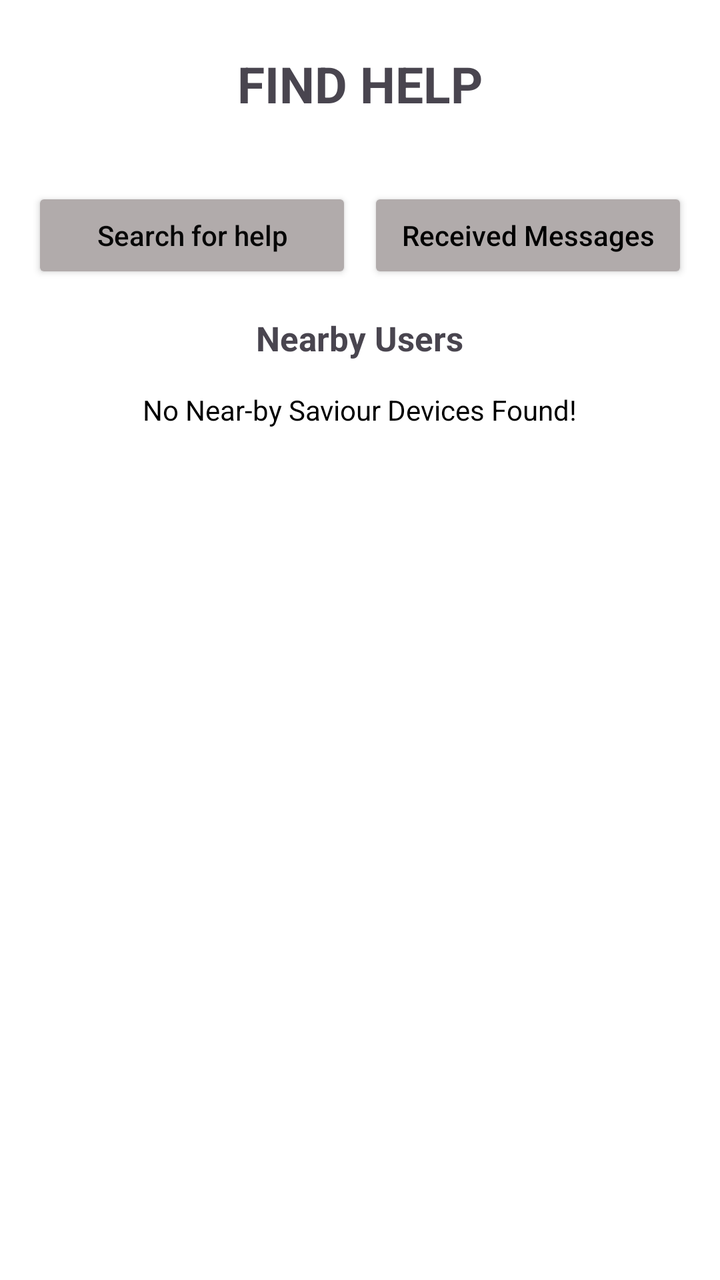
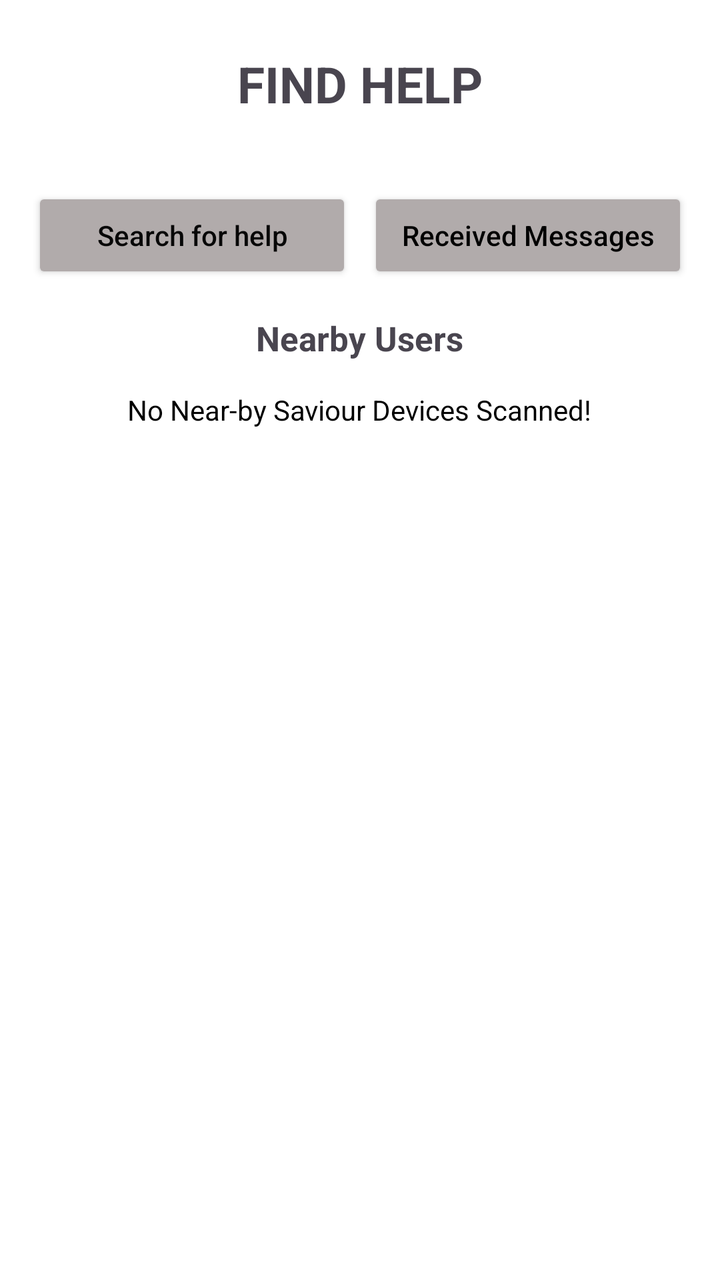

Before-and-after screenshots of an Android layout around one commit, followed by the original layout XML and the change that was made.
<!-- AndroidManifest.xml: application theme Theme.SavMed -->
<!-- res/layout/fragment_nearbyhelp.xml -->
<?xml version="1.0" encoding="utf-8"?>
<layout xmlns:android="http://schemas.android.com/apk/res/android"
    xmlns:tools="http://schemas.android.com/tools"
    xmlns:bind="http://schemas.android.com/tools"
    xmlns:app="http://schemas.android.com/apk/res-auto">

    <data>
        <import type="android.view.View" />
        <variable
            name="viewModel"
            type="mu.location.savmed.bluetooth.bluetoothClassic.uiModel.BluetoothViewModel" />
    </data>

    <FrameLayout
        android:layout_width="match_parent"
        android:layout_height="match_parent"
        tools:context=".bluetooth.NearbyFragment">

        <TextView
            android:id="@+id/registration_status"
            android:layout_width="wrap_content"
            android:layout_height="wrap_content"
            android:layout_gravity="center_horizontal"
            android:gravity="top"/>


        <RelativeLayout
            android:id="@+id/call_layout"
            android:layout_width="match_parent"
            android:layout_height="match_parent"
            android:layout_marginTop="25dp"
            android:gravity="center"
            android:orientation="vertical"
            android:visibility="visible">

            <TextView
                android:id="@+id/heading_nearbyhelp"
                android:layout_width="match_parent"
                android:layout_height="wrap_content"
                android:text="FIND HELP"
                android:gravity="center"
                android:textStyle="bold"
                android:textSize="25dp">


            </TextView>


            <TextView
                android:id="@+id/call_status"
                android:layout_width="match_parent"
                android:layout_height="wrap_content"
                android:layout_below="@id/heading_nearbyhelp"
                android:layout_alignParentRight="true"
                android:gravity="center" />

            <LinearLayout
                android:id="@+id/linearLayout1"
                android:layout_width="match_parent"
                android:layout_height="wrap_content"
                android:layout_below="@+id/call_status"
                android:layout_alignParentBottom="true"
                android:gravity="center_horizontal"
                android:orientation="vertical"
                android:weightSum="2">

                <LinearLayout
                    android:layout_width="match_parent"
                    android:layout_height="wrap_content"
                    android:orientation="horizontal"
                    android:layout_alignParentBottom="true"
                    android:padding="16dp">


                    <Button
                        android:id="@+id/searchForHelp"
                        android:layout_width="0dp"
                        android:layout_height="wrap_content"
                        android:layout_marginEnd="8dp"
                        android:layout_weight="1"
                        android:backgroundTint="#B1ABAB"
                        android:text="Search for help"
                        android:textAllCaps="false"
                        android:textColor="#070707"
                        app:cornerRadius="5dp" />


                    <Button
                        android:id="@+id/messages"
                        android:layout_width="0dp"
                        android:layout_height="wrap_content"
                        android:layout_weight="1"
                        android:backgroundTint="#B1ABAB"
                        android:text="Received Messages"
                        android:textAllCaps="false"
                        android:textColor="#000000"
                        app:cornerRadius="5dp" />


                </LinearLayout>

                <TextView
                    android:layout_width="wrap_content"
                    android:layout_height="wrap_content"
                    android:text="Nearby Users"
                    android:textStyle="bold"
                    android:textSize="17dp">

                </TextView>

                <TextView
                    android:id="@+id/sttTv"
                    android:layout_width="wrap_content"
                    android:layout_height="wrap_content"
                    android:layout_marginTop="15dp"
                    android:layout_marginBottom="15dp"
                    android:text="No Near-by Saviour Devices Found!"
                    android:textColor="@color/black" />

                <androidx.constraintlayout.widget.ConstraintLayout
                    android:layout_width="match_parent"
                    android:layout_height="wrap_content">

                    <androidx.recyclerview.widget.RecyclerView
                        android:id="@+id/rvMain"
                        android:layout_marginTop="70dp"
                        android:layout_width="match_parent"
                        android:layout_height="match_parent"
                        tools:listitem="@layout/item_nearbyuser" />

                </androidx.constraintlayout.widget.ConstraintLayout>

                <RelativeLayout
                    android:layout_width="match_parent"
                    android:layout_height="match_parent"
                    android:layout_gravity="bottom">








                </RelativeLayout>

            </LinearLayout>


        </RelativeLayout>

    </FrameLayout>
</layout>
<!-- res/layout/item_nearbyuser.xml (included above) -->
<?xml version="1.0" encoding="utf-8"?>
<androidx.cardview.widget.CardView xmlns:android="http://schemas.android.com/apk/res/android"
    xmlns:app="http://schemas.android.com/apk/res-auto"
    xmlns:tools="http://schemas.android.com/tools"
    android:layout_width="match_parent"
    android:layout_height="wrap_content"
    android:layout_margin="6dp"
    app:cardCornerRadius="8dp"
    app:cardElevation="8dp">

    <androidx.constraintlayout.widget.ConstraintLayout
        android:layout_width="match_parent"
        android:layout_height="wrap_content"
        android:paddingStart="16dp"
        android:paddingTop="8dp"
        android:paddingBottom="8dp">

        <TextView
            android:id="@+id/bluetoothtvFullName"
            android:layout_width="130dp"
            android:layout_height="wrap_content"
            android:layout_marginTop="4dp"
            android:text="Full Name"
            android:textSize="14sp"
            app:layout_constraintEnd_toEndOf="parent"
            app:layout_constraintHorizontal_bias="0.0"
            app:layout_constraintStart_toStartOf="parent"
            app:layout_constraintTop_toTopOf="parent"
            android:textStyle="bold"/>

        <TextView
            android:id="@+id/deviceName"
            android:layout_width="wrap_content"
            android:layout_height="18dp"
            android:layout_marginTop="4dp"
            android:text="Device Name"
            android:textColor="@color/blue"
            android:textSize="13sp"
            app:layout_constraintEnd_toEndOf="parent"
            app:layout_constraintHorizontal_bias="0.472"
            app:layout_constraintStart_toStartOf="parent"
            app:layout_constraintTop_toTopOf="parent" />

        <TextView
            android:id="@+id/tvDeviceAdd"
            android:layout_width="wrap_content"
            android:layout_height="16dp"
            android:layout_marginTop="8dp"
            android:text="bluetooth address"
            android:textSize="11sp"
            app:layout_constraintEnd_toEndOf="parent"
            app:layout_constraintHorizontal_bias="0.0"
            app:layout_constraintStart_toStartOf="parent"
            app:layout_constraintTop_toBottomOf="@+id/bluetoothtvFullName" />

        <com.google.android.material.button.MaterialButton
            android:id="@+id/call_btn"
            style="@style/Widget.MaterialComponents.Button.OutlinedButton"
            android:layout_width="25dp"
            android:layout_height="25dp"
            android:gravity="center_horizontal|center_vertical"
            app:icon="@android:drawable/ic_menu_call"
            app:iconGravity="top"
            app:iconSize="13dp"
            app:iconTint="@color/purple_main_500"
            app:layout_constraintBottom_toBottomOf="parent"
            app:layout_constraintEnd_toEndOf="parent"
            app:layout_constraintHorizontal_bias="0.907"
            app:layout_constraintStart_toStartOf="parent"
            app:layout_constraintTop_toTopOf="parent"
            app:layout_constraintVertical_bias="0.555" />

        <com.google.android.material.button.MaterialButton
            android:id="@+id/transferbtn"
            android:foregroundGravity="center"
            style="@style/Widget.MaterialComponents.Button.OutlinedButton"
            android:layout_width="25dp"
            android:layout_height="25dp"
            app:iconTint="@color/purple_main_500"
            android:gravity="center_horizontal|center_vertical"
            app:icon="@android:drawable/stat_notify_sync"
            app:iconGravity="top"
            app:iconSize="13dp"
            app:layout_constraintBottom_toBottomOf="parent"
            app:layout_constraintEnd_toStartOf="@+id/call_btn"
            app:layout_constraintHorizontal_bias="0.916"
            app:layout_constraintStart_toEndOf="@+id/tvDeviceAdd"
            app:layout_constraintTop_toTopOf="parent"
            app:layout_constraintVertical_bias="0.615">

        </com.google.android.material.button.MaterialButton>

        <TextView
            android:id="@+id/distanceRssi"
            android:layout_width="wrap_content"
            android:layout_height="wrap_content"
            android:layout_marginStart="12dp"
            android:textStyle="bold"
            android:textSize="12dp"
            android:textColor="@color/green_500"
            android:text="[3m way] rssi:(-50)"
            app:layout_constraintBottom_toBottomOf="parent"
            app:layout_constraintStart_toEndOf="@+id/tvDeviceAdd"
            app:layout_constraintTop_toBottomOf="@+id/deviceName"
            app:layout_constraintVertical_bias="0.882" />


    </androidx.constraintlayout.widget.ConstraintLayout>



</androidx.cardview.widget.CardView>
<!-- resources referenced by this layout -->
<resources>
  <color name="black">#FF000000</color>
  <color name="blue">#639BC6</color>
  <color name="green_500">#1B5E20</color>
  <color name="purple_main_500">#800080</color>
  <style name="Theme.SavMed" parent="Base.Theme.SavMed" />
  <color name="lightblue_1">#7450E8CA</color>
  <color name="white">#FFFFFFFF</color>
  <color name="orange_main_100">#FFEACB</color>
  <color name="orange_main_100_alpha_50">#80FFEACB</color>
  <color name="orange_main_300">#FFB266</color>
  <color name="orange_main_500">#FF5E00</color>
  <color name="orange_main_700">#B72D00</color>
  <color name="gray_main2_100">#EEF6F8</color>
  <color name="gray_main2_200">#DFECF2</color>
  <color name="gray_main2_300">#C0D1D9</color>
  <color name="gray_main2_400">#9AABB5</color>
  <color name="gray_main2_500">#6C7A87</color>
  <color name="gray_main2_600">#4E6074</color>
  <color name="gray_main2_700">#364860</color>
  <color name="gray_main2_800">#22334D</color>
  <color name="gray_100">#F9F9F9</color>
  <color name="gray_200">#EDEDED</color>
  <color name="gray_300">#C9C9C9</color>
  <color name="gray_400">#949494</color>
  <color name="gray_500">#4E4E4E</color>
  <color name="gray_600">#2E3030</color>
  <color name="gray_800">#0F0F0F</color>
  <color name="gray_900">#070707</color>
  <color name="red_danger_500">#DD5F5F</color>
  <color name="red_danger_700">#9E3548</color>
  <color name="red_danger_900">#723333</color>
  <color name="green_success_200">#ACF5C1</color>
  <color name="green_success_500">#4FAE80</color>
  <color name="green_success_700">#377D71</color>
  <color name="blue_info_500">#4AA8FF</color>
  <color name="orange_warning_600">#DBB820</color>
  <color name="light_pink">#E4FBE0FB</color>
  <!-- unchanged entries left out for length: 1 -->
</resources>

<!-- the commit's change to res/layout/fragment_nearbyhelp.xml (unified diff, before → after) -->
@@ -100,6 +100,7 @@
                 </LinearLayout>
 
                 <TextView
+                    android:id="@+id/nearby_help"
                     android:layout_width="wrap_content"
                     android:layout_height="wrap_content"
                     android:text="Nearby Users"
@@ -114,7 +115,7 @@
                     android:layout_height="wrap_content"
                     android:layout_marginTop="15dp"
                     android:layout_marginBottom="15dp"
-                    android:text="No Near-by Saviour Devices Found!"
+                    android:text="No Near-by Saviour Devices Scanned!"
                     android:textColor="@color/black" />
 
                 <androidx.constraintlayout.widget.ConstraintLayout
@@ -134,6 +135,19 @@
                     android:layout_width="match_parent"
                     android:layout_height="match_parent"
                     android:layout_gravity="bottom">
+
+
+
+
+
+
+
+
+
+
+
+
+
 
 
 
